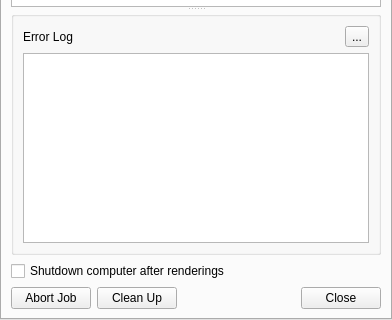
This is src/widgets/renderwidget_ui.ui in KDE/kdenlive as Qt 5 draws it before an edit; both pictures show x 0 to 392 and y 220 to 540 of the 392 by 540 pixel window. The edited form follows.
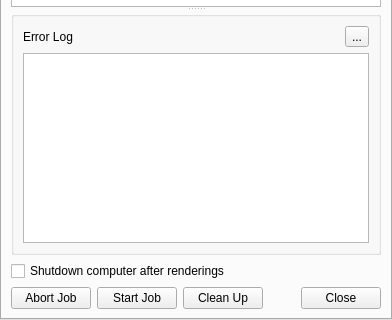
This is the edited form. The open tabs and pages were chosen to show the change. Custom widgets are drawn as their Qt base class.

Commit message: Allow user to manually start waiting render job: http://kdenlive.org/mantis/view.php?id=1320

```diff
--- a/src/widgets/renderwidget_ui.ui
+++ b/src/widgets/renderwidget_ui.ui
@@ -338,7 +338,7 @@
        <string>Job Queue</string>
       </attribute>
       <layout class="QGridLayout" name="gridLayout_5">
-       <item row="2" column="2">
+       <item row="2" column="3">
         <spacer name="horizontalSpacer_3">
          <property name="orientation">
           <enum>Qt::Horizontal</enum>
@@ -358,14 +358,14 @@
          </property>
         </widget>
        </item>
-       <item row="2" column="3">
+       <item row="2" column="4">
         <widget class="KPushButton" name="buttonClose2">
          <property name="text">
           <string>Close</string>
          </property>
         </widget>
        </item>
-       <item row="0" column="0" colspan="4">
+       <item row="0" column="0" colspan="5">
         <widget class="QSplitter" name="splitter_2">
          <property name="orientation">
           <enum>Qt::Vertical</enum>
@@ -426,20 +426,27 @@
          </widget>
         </widget>
        </item>
-       <item row="2" column="1">
+       <item row="2" column="2">
         <widget class="QPushButton" name="clean_up">
          <property name="text">
           <string>Clean Up</string>
          </property>
         </widget>
        </item>
-       <item row="1" column="0" colspan="4">
+       <item row="1" column="0" colspan="5">
         <widget class="QCheckBox" name="shutdown">
          <property name="text">
           <string>Shutdown computer after renderings</string>
          </property>
         </widget>
        </item>
+       <item row="2" column="1">
+        <widget class="QPushButton" name="start_job">
+         <property name="text">
+          <string>Start Job</string>
+         </property>
+        </widget>
+       </item>
       </layout>
      </widget>
      <widget class="QWidget" name="tab_3">
```
The commit also changes 2 other files.
